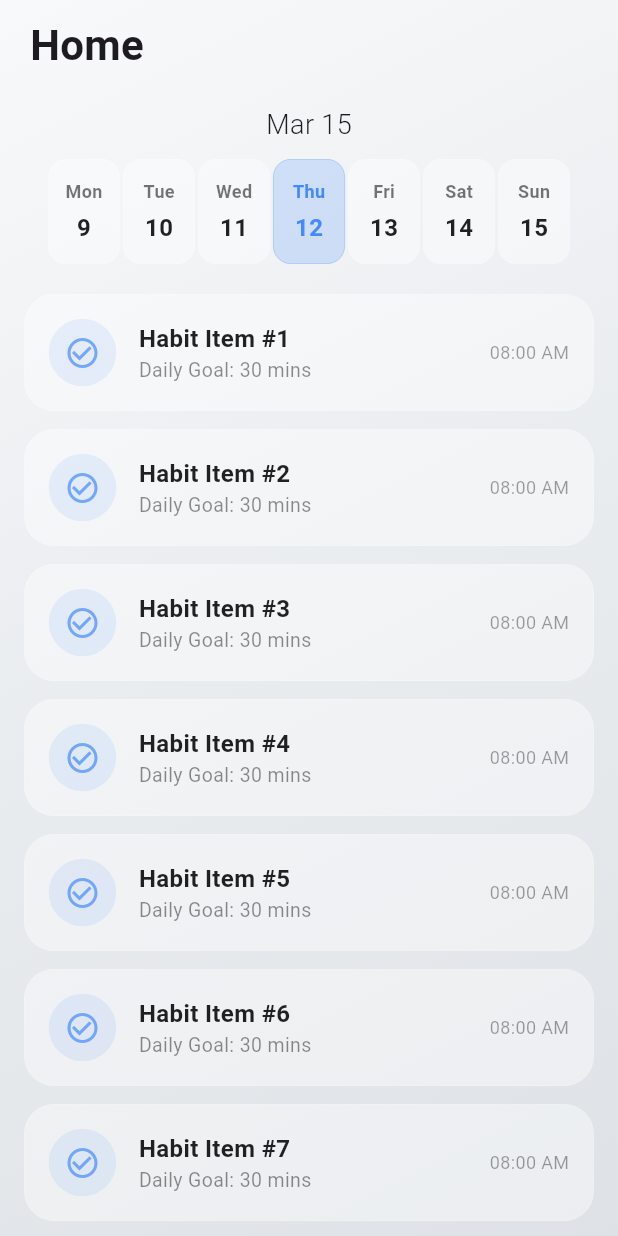
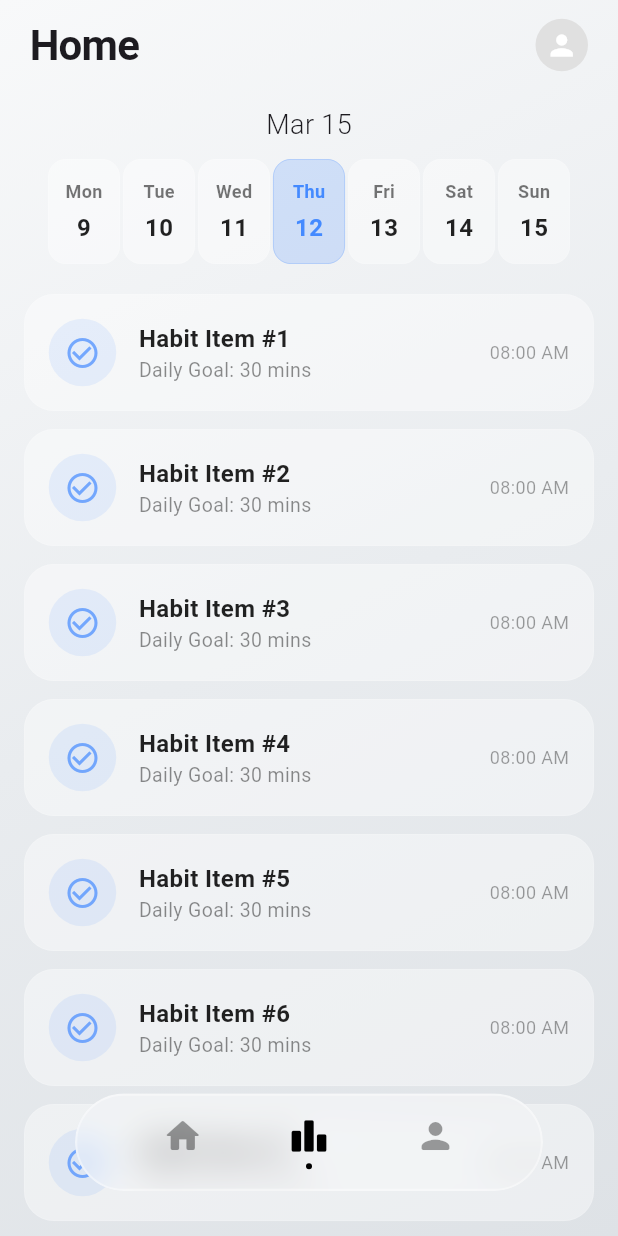
Before and after one commit to PeterMaquiran/orga-flutter, a Flutter app: the HomeScreen screen opened by its route, on a phone screen of 412 x 824 dp. Run offline on Flutter 3.47's test engine with Material 3 defaults, Android fonts, the phone set to English and light mode, and no system bars; our stand-ins replace go_router.

Commit message:
make appbar.dart and navigationBar.dart files

```diff
--- a/lib/ui/screen/ios/home/home.dart
+++ b/lib/ui/screen/ios/home/home.dart
@@ -1,5 +1,9 @@
+import 'dart:ui';
+
 import 'package:flutter/material.dart';
 
+import '../../../shared/appbar.dart';
+import '../../../shared/navigationBar.dart';
 import 'component/habit_list.dart';
 import 'component/weekly_calendar.dart';
 
@@ -69,10 +73,7 @@ class _HomeScreenState extends State<HomeScreen> {
                   );
                 },
                 // Pass the static parts as a child to the builder for extra optimization
-                child: const Text(
-                  "Home",
-                  style: TextStyle(fontSize: 28, fontWeight: FontWeight.bold),
-                ),
+                child: appBar(),
               ),
 
               const Padding(
@@ -93,6 +94,8 @@ class _HomeScreenState extends State<HomeScreen> {
           ),
         ),
       ),
+      extendBody: true, // Crucial: lets the list scroll behind the floating bar
+      bottomNavigationBar: FloatingNavBar(),
     );
   }
 }
--- /dev/null
+++ b/lib/ui/shared/appbar.dart
@@ -0,0 +1,42 @@
+import 'package:flutter/cupertino.dart';
+import 'package:flutter/material.dart';
+
+class appBar extends StatelessWidget {
+  const appBar({super.key});
+
+  @override
+  Widget build(BuildContext context) {
+    return Row(
+      mainAxisAlignment: MainAxisAlignment.spaceBetween,
+      children: [
+        const Text(
+          "Home",
+          style: TextStyle(
+            fontSize: 28,
+            fontWeight: FontWeight.bold,
+            letterSpacing: -0.5, // iOS titles are slightly tighter
+          ),
+        ),
+        GestureDetector(
+          onTap: () {
+            // Profile action
+          },
+          child: Container(
+            width: 35,
+            height: 35,
+            decoration: BoxDecoration(
+              color: Colors.grey[300], // Soft gray background
+              shape: BoxShape.circle,
+              // If you have a profile image, use DecorationImage here
+            ),
+            child: const Icon(
+              Icons.person,
+              size: 22,
+              color: Colors.white, // White icon on gray looks very iOS
+            ),
+          ),
+        ),
+      ],
+    );
+  }
+}
--- /dev/null
+++ b/lib/ui/shared/navigationBar.dart
@@ -0,0 +1,74 @@
+import 'dart:ui';
+import 'package:flutter/material.dart';
+
+class FloatingNavBar extends StatelessWidget {
+
+  const FloatingNavBar({
+    super.key,
+  });
+  final int currentIndex = 1;
+
+
+  @override
+  Widget build(BuildContext context) {
+    return Padding(
+      // Padding pushes the bar away from the edges to make it "float"
+      padding: const EdgeInsets.fromLTRB(50, 0, 50, 30),
+      child: ClipRRect(
+        borderRadius: BorderRadius.circular(35),
+        child: BackdropFilter(
+          // This creates the iOS frosted glass effect
+          filter: ImageFilter.blur(sigmaX: 12, sigmaY: 12),
+          child: Container(
+            height: 65,
+            decoration: BoxDecoration(
+              color: Colors.white.withOpacity(0.3),
+              borderRadius: BorderRadius.circular(35),
+              border: Border.all(
+                color: Colors.white.withOpacity(0.4),
+                width: 1.5,
+              ),
+            ),
+            child: Row(
+              mainAxisAlignment: MainAxisAlignment.spaceEvenly,
+              children: [
+                _navItem(Icons.home_rounded, 0),
+                _navItem(Icons.leaderboard_rounded, 1),
+                _navItem(Icons.person_rounded, 2),
+              ],
+            ),
+          ),
+        ),
+      ),
+    );
+  }
+
+  Widget _navItem(IconData icon, int index) {
+    final bool isSelected = currentIndex == index;
+    return GestureDetector(
+      onTap: () => {},
+      behavior: HitTestBehavior.opaque,
+      child: Column(
+        mainAxisSize: MainAxisSize.min,
+        children: [
+          Icon(
+            icon,
+            color: isSelected ? Colors.black : Colors.black38,
+            size: 28,
+          ),
+          // Small animated dot indicator
+          AnimatedContainer(
+            duration: const Duration(milliseconds: 200),
+            margin: const EdgeInsets.only(top: 4),
+            height: 4,
+            width: isSelected ? 4 : 0,
+            decoration: const BoxDecoration(
+              color: Colors.black,
+              shape: BoxShape.circle,
+            ),
+          ),
+        ],
+      ),
+    );
+  }
+}
```
